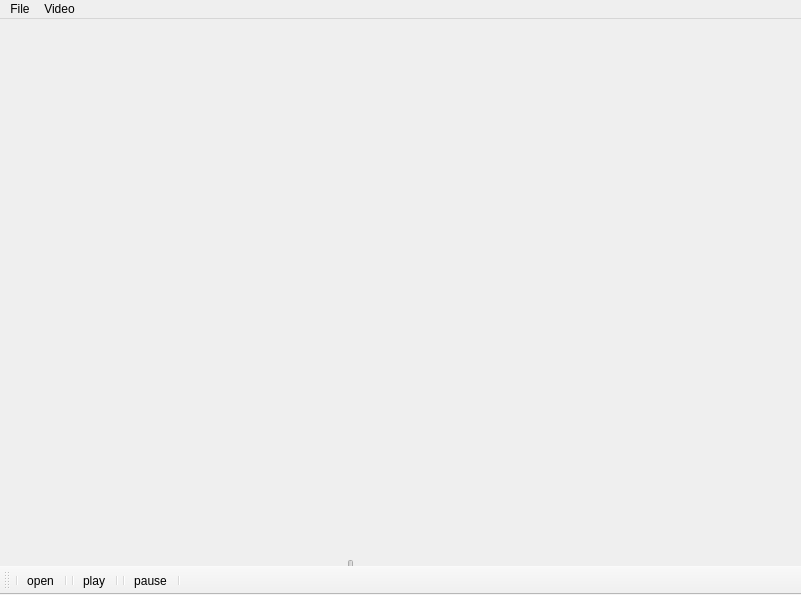
The window that Application/media_player/videos.ui (nnwijesuriya/SE-Y03-C-Plus-And-Cross-Platform-Development) describes before a commit, drawn with Qt 5.
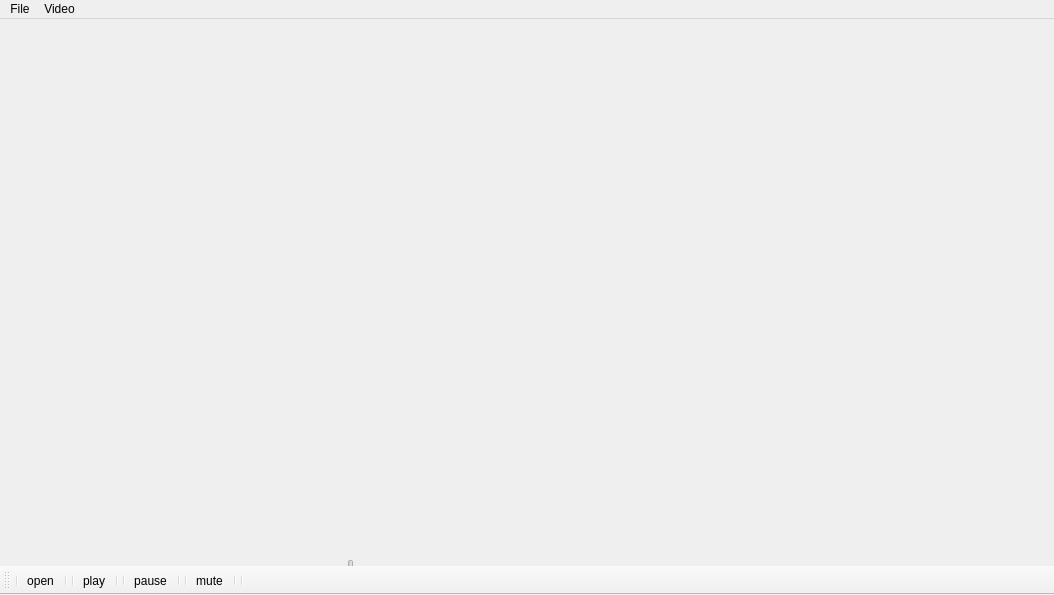
The same window after the commit. Icons and pictures are not drawn.

```diff
--- a/Application/media_player/videos.ui
+++ b/Application/media_player/videos.ui
@@ -6,7 +6,7 @@
    <rect>
     <x>0</x>
     <y>0</y>
-    <width>801</width>
+    <width>1054</width>
     <height>595</height>
    </rect>
   </property>
@@ -33,7 +33,7 @@
     <rect>
      <x>0</x>
      <y>0</y>
-     <width>801</width>
+     <width>1054</width>
      <height>26</height>
     </rect>
    </property>
@@ -71,6 +71,10 @@
    <addaction name="separator"/>
    <addaction name="actionpause"/>
    <addaction name="separator"/>
+   <addaction name="separator"/>
+   <addaction name="actionmute"/>
+   <addaction name="separator"/>
+   <addaction name="separator"/>
   </widget>
   <action name="actionplay">
    <property name="icon">
@@ -111,6 +115,15 @@
     <string>home</string>
    </property>
   </action>
+  <action name="actionmute">
+   <property name="icon">
+    <iconset resource="images.qrc">
+     <normaloff>:/img/images/mute.png</normaloff>:/img/images/mute.png</iconset>
+   </property>
+   <property name="text">
+    <string>mute</string>
+   </property>
+  </action>
  </widget>
  <resources>
   <include location="images.qrc"/>
```
Left out of the diff: 2 changed lines with no effect on the pictures.
